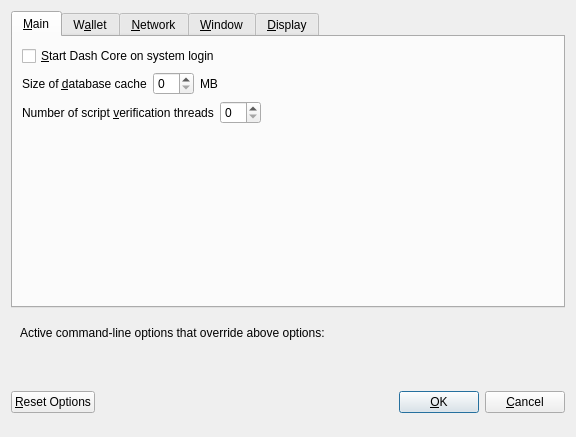
First picture: the form in src/qt/forms/optionsdialog.ui, repository quick999/Quick, before the edit.
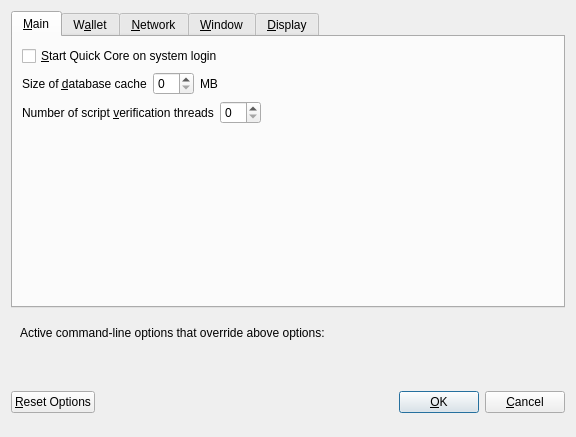
Second picture: the form after the edit. Custom widgets are drawn as their Qt base class.

```diff
--- a/src/qt/forms/optionsdialog.ui
+++ b/src/qt/forms/optionsdialog.ui
@@ -33,7 +33,7 @@
           <string>Automatically start Dash Core after logging in to the system.</string>
          </property>
          <property name="text">
-          <string>&amp;Start Dash Core on system login</string>
+          <string>&amp;Start Quick Core on system login</string>
          </property>
         </widget>
        </item>
```
Left out of the diff: 14 changed lines with no effect on the pictures.
